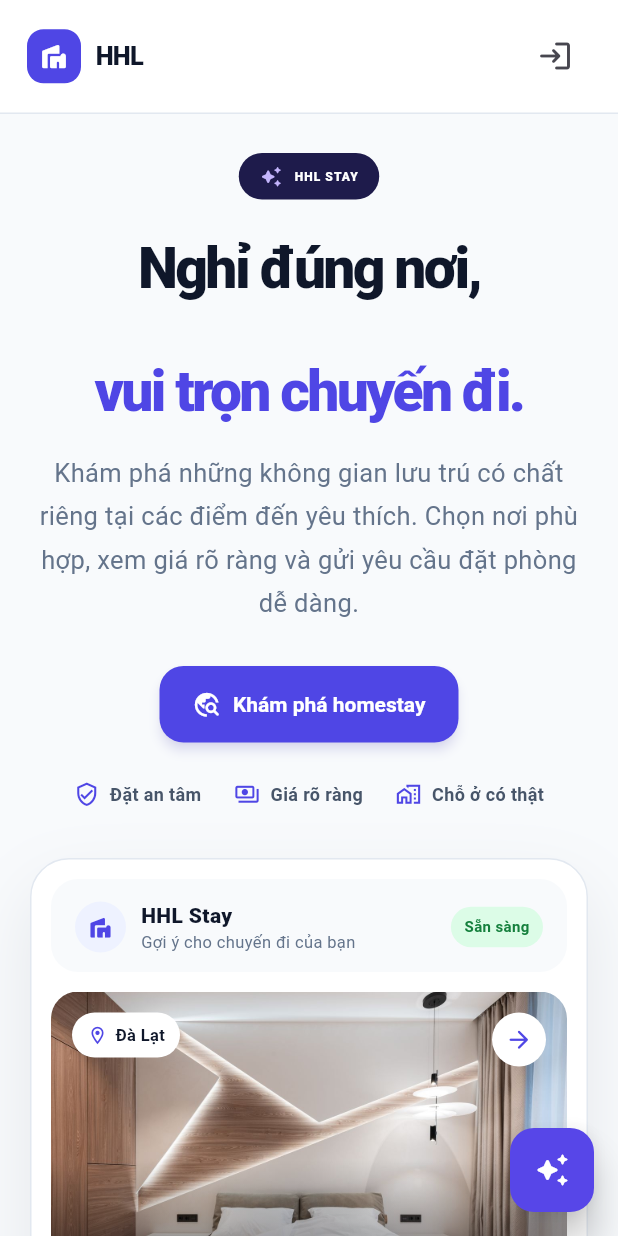
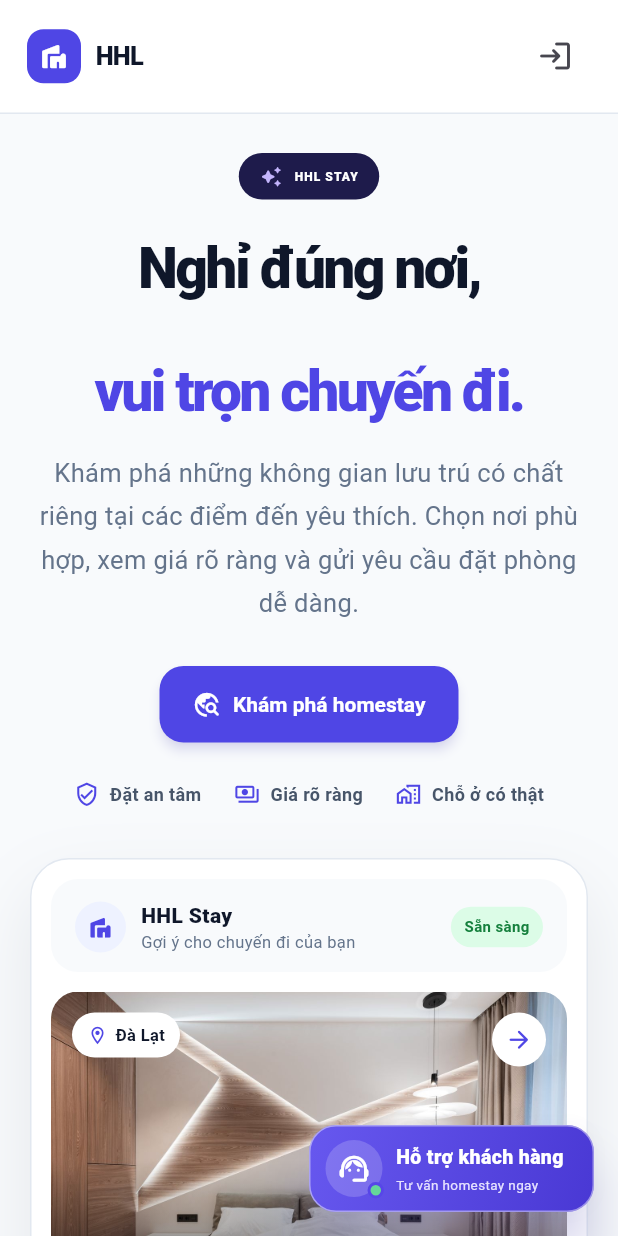
Before and after one commit to huanonana/nhom_huan_hieu_long, a Flutter app: the screen it shows after launch, on a phone screen of 412 x 824 dp. Run offline on Flutter 3.47's test engine with Material 3 defaults, Android fonts, the phone set to English and light mode, and no system bars; our stand-ins replace cloud_firestore, firebase_auth, firebase_core, fl_chart, flutter_riverpod, flutter_slidable and 3 more; missing offline and left inert: qr; accounts and stored records are empty.

Commit message:
Make customer support assistant prominent

```diff
--- a/lib/core/router/app_router.dart
+++ b/lib/core/router/app_router.dart
@@ -193,6 +193,11 @@ class AppShell extends ConsumerWidget {
         : ['/explore', '/favorites', '/bookings', '/profile'];
     final selected = paths.indexOf(path);
     return Scaffold(
+      floatingActionButton:
+          path == '/explore' && ref.watch(aiAssistantEntryVisibleProvider)
+          ? const AiAssistantButton()
+          : null,
+      floatingActionButtonLocation: FloatingActionButtonLocation.endFloat,
       appBar: AppBar(
         title: const FittedBox(fit: BoxFit.scaleDown, child: _HhlLogo()),
         actions: [
@@ -226,17 +231,7 @@ class AppShell extends ConsumerWidget {
           if (ref.watch(storageNoticeProvider) case final String notice)
             _StorageNotice(notice: notice),
           Expanded(
-            child: Stack(
-              children: [
-                Positioned.fill(child: child),
-                if (!host && path == '/explore')
-                  const Positioned(
-                    right: 16,
-                    bottom: 16,
-                    child: AiAssistantButton(),
-                  ),
-              ],
-            ),
+            child: Stack(children: [Positioned.fill(child: child)]),
           ),
         ],
       ),
@@ -330,7 +325,7 @@ class _StorageNotice extends StatelessWidget {
   );
 }
 
-class _GuestWebShell extends StatelessWidget {
+class _GuestWebShell extends ConsumerWidget {
   const _GuestWebShell({
     required this.path,
     required this.child,
@@ -342,7 +337,7 @@ class _GuestWebShell extends StatelessWidget {
   final bool signedIn;
   final String name;
   @override
-  Widget build(BuildContext context) => Scaffold(
+  Widget build(BuildContext context, WidgetRef ref) => Scaffold(
     body: Column(
       children: [
         Container(
@@ -398,7 +393,8 @@ class _GuestWebShell extends StatelessWidget {
           child: Stack(
             children: [
               Positioned.fill(child: child),
-              if (path == '/explore')
+              if (path == '/explore' &&
+                  ref.watch(aiAssistantEntryVisibleProvider))
                 const Positioned(
                   top: 0,
                   left: 0,
--- a/lib/features/ai/presentation/ai_assistant_button.dart
+++ b/lib/features/ai/presentation/ai_assistant_button.dart
@@ -1,39 +1,32 @@
 import 'package:flutter/material.dart';
+import 'package:flutter_riverpod/flutter_riverpod.dart';
 import 'package:go_router/go_router.dart';
 
 import '../../../core/theme/app_theme.dart';
 
+final aiAssistantEntryVisibleProvider = StateProvider<bool>((ref) => true);
+
 /// A clear, persistent entry point to the homestay assistant.
-class AiAssistantButton extends StatelessWidget {
+class AiAssistantButton extends ConsumerWidget {
   const AiAssistantButton({super.key});
 
   @override
-  Widget build(BuildContext context) {
+  Widget build(BuildContext context, WidgetRef ref) {
+    if (!ref.watch(aiAssistantEntryVisibleProvider)) {
+      return const SizedBox.shrink();
+    }
     final compact = MediaQuery.sizeOf(context).width < 900;
     final onPressed = () => context.push('/ai-chat');
-    if (compact) {
-      return Tooltip(
-        message: 'Tư vấn homestay bằng AI',
-        child: FloatingActionButton(
-          heroTag: 'hhl-ai-assistant',
-          onPressed: onPressed,
-          backgroundColor: const Color(0xFF5746E8),
-          foregroundColor: Colors.white,
-          elevation: 10,
-          child: const Icon(Icons.auto_awesome_rounded, size: 24),
-        ),
-      );
-    }
     return Tooltip(
       message: 'Tư vấn homestay bằng AI',
       child: Material(
         color: Colors.transparent,
-        elevation: 12,
-        shadowColor: brand.withValues(alpha: .3),
-        borderRadius: BorderRadius.circular(20),
+        elevation: compact ? 14 : 12,
+        shadowColor: brand.withValues(alpha: .35),
+        borderRadius: BorderRadius.circular(compact ? 18 : 20),
         child: InkWell(
           onTap: onPressed,
-          borderRadius: BorderRadius.circular(20),
+          borderRadius: BorderRadius.circular(compact ? 18 : 20),
           child: Ink(
             decoration: BoxDecoration(
               gradient: const LinearGradient(
@@ -41,51 +34,90 @@ class AiAssistantButton extends StatelessWidget {
                 end: Alignment.bottomRight,
                 colors: [Color(0xFF6758EF), Color(0xFF4938D4)],
               ),
-              borderRadius: BorderRadius.circular(20),
-              border: Border.all(color: Colors.white.withValues(alpha: .35)),
+              borderRadius: BorderRadius.circular(compact ? 18 : 20),
+              border: Border.all(color: Colors.white.withValues(alpha: .45)),
             ),
+            child: ConstrainedBox(
+              constraints: BoxConstraints(minWidth: compact ? 188 : 0),
               child: Padding(
-              padding: const EdgeInsets.fromLTRB(13, 10, 17, 10),
+                padding: EdgeInsets.fromLTRB(
+                  compact ? 10 : 13,
+                  compact ? 9 : 10,
+                  compact ? 16 : 17,
+                  compact ? 9 : 10,
+                ),
                 child: Row(
                   mainAxisSize: MainAxisSize.min,
                   children: [
+                    Stack(
+                      clipBehavior: Clip.none,
+                      children: [
                         Container(
-                    width: 42,
-                    height: 42,
+                          width: compact ? 38 : 42,
+                          height: compact ? 38 : 42,
                           decoration: BoxDecoration(
                             color: Colors.white.withValues(alpha: .18),
                             shape: BoxShape.circle,
                           ),
-                    child: const Icon(
-                      Icons.auto_awesome_rounded,
+                          child: Icon(
+                            Icons.support_agent_rounded,
                             color: Colors.white,
-                      size: 22,
+                            size: compact ? 23 : 24,
                           ),
                         ),
-                  const SizedBox(width: 10),
-                  const Column(
-                    crossAxisAlignment: CrossAxisAlignment.start,
-                    mainAxisSize: MainAxisSize.min,
-                    children: [
-                      Text(
-                        'Trợ lý AI',
-                        style: TextStyle(
-                          color: Colors.white,
-                          fontWeight: FontWeight.w800,
-                          fontSize: 14,
+                        Positioned(
+                          right: -1,
+                          bottom: -1,
+                          child: Container(
+                            width: 11,
+                            height: 11,
+                            decoration: BoxDecoration(
+                              color: const Color(0xFF65D69A),
+                              shape: BoxShape.circle,
+                              border: Border.all(
+                                color: const Color(0xFF5746E8),
+                                width: 2,
                               ),
                             ),
-                      SizedBox(height: 2),
-                      Text(
-                        'Tìm chỗ nghỉ hợp gu',
-                        style: TextStyle(
-                          color: Color(0xFFE6E2FF),
-                          fontSize: 10,
                           ),
                         ),
                       ],
                     ),
+                    const SizedBox(width: 9),
+                    Column(
+                      crossAxisAlignment: CrossAxisAlignment.start,
+                      mainAxisSize: MainAxisSize.min,
+                      children: [
+                        const Text(
+                          'Hỗ trợ khách hàng',
+                          style: TextStyle(
+                            color: Colors.white,
+                            fontWeight: FontWeight.w800,
+                            fontSize: 13,
+                          ),
+                        ),
+                        const SizedBox(height: 2),
+                        Text(
+                          compact
+                              ? 'Tư vấn homestay ngay'
+                              : 'Tư vấn homestay nhanh',
+                          style: TextStyle(
+                            color: const Color(0xFFE6E2FF),
+                            fontSize: compact ? 9 : 10,
+                          ),
+                        ),
                       ],
+                    ),
+                    if (!compact) ...[
+                      const SizedBox(width: 14),
+                      const Icon(
+                        Icons.arrow_forward_rounded,
+                        color: Colors.white,
+                        size: 18,
+                      ),
+                    ],
+                  ],
+                ),
               ),
             ),
           ),
--- a/lib/features/homestay/presentation/explore_page.dart
+++ b/lib/features/homestay/presentation/explore_page.dart
@@ -9,6 +9,7 @@ import '../../../core/theme/app_theme.dart';
 import '../../../core/widgets/common.dart';
 import '../../../core/widgets/stay_widgets.dart';
 import '../../../core/widgets/stay_gallery.dart';
+import '../../ai/presentation/ai_assistant_button.dart';
 import '../domain/catalog.dart';
 import '../../review/presentation/review_widgets.dart';
 import '../../review/domain/review.dart';
@@ -88,6 +89,7 @@ class _ExplorePageState extends ConsumerState<ExplorePage> {
   }
 
   Future<void> _openSearch() async {
+    ref.read(aiAssistantEntryVisibleProvider.notifier).state = false;
     var city = _city;
     final cities = [
       'Tất cả',
@@ -218,6 +220,9 @@ class _ExplorePageState extends ConsumerState<ExplorePage> {
         ),
       ),
     );
+    if (mounted) {
+      ref.read(aiAssistantEntryVisibleProvider.notifier).state = true;
+    }
     if (applied == true && mounted) {
       setState(() => _city = city);
       _showResults();
@@ -233,6 +238,7 @@ class _ExplorePageState extends ConsumerState<ExplorePage> {
   }
 
   Future<void> _filters() async {
+    ref.read(aiAssistantEntryVisibleProvider.notifier).state = false;
     var price = _price;
     var amenity = _amenity;
     final applied = await showModalBottomSheet<bool>(
@@ -317,6 +323,9 @@ class _ExplorePageState extends ConsumerState<ExplorePage> {
         ),
       ),
     );
+    if (mounted) {
+      ref.read(aiAssistantEntryVisibleProvider.notifier).state = true;
+    }
     if (applied == true && mounted)
       setState(() {
         _price = price;
```
Lines whose indentation alone changed are shown as unchanged.
